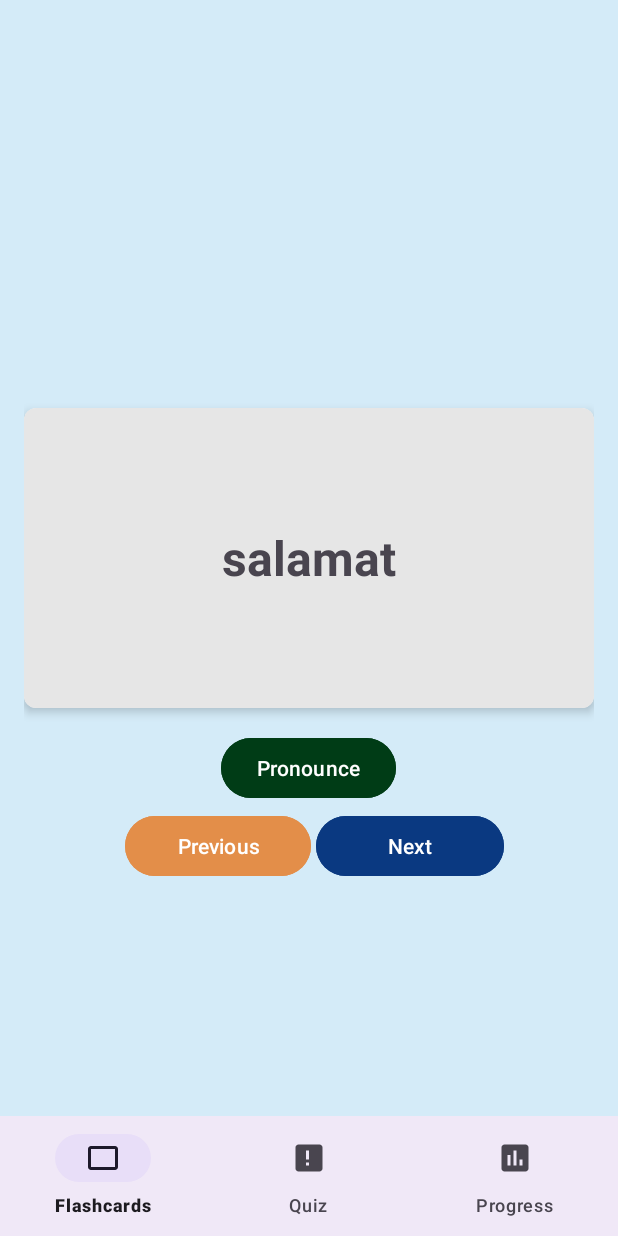
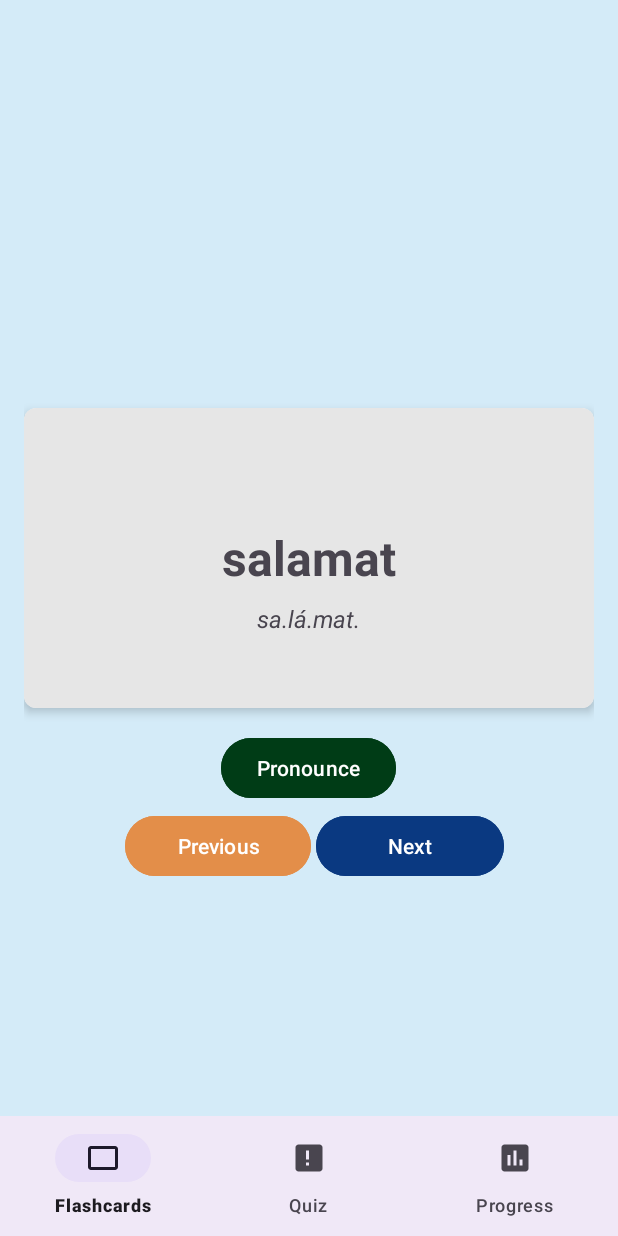
Before and after one commit to Xhinvier07/tuon, an Android app: the screen it shows after launch (MainActivity), on a phone screen of 412 x 824 dp. Run offline under Robolectric (Android 15) with nearby library versions, the phone set to English and light mode, and no system bars.

Commit message:
edit flashcard table and flashcard fragments

```diff
--- a/app/src/main/java/com/agile/tuon/DatabaseHelper.java
+++ b/app/src/main/java/com/agile/tuon/DatabaseHelper.java
@@ -22,6 +22,7 @@ public class DatabaseHelper extends SQLiteOpenHelper {
     public static final String COLUMN_ID = "id";
     public static final String COLUMN_BISAYA = "bisaya";
     public static final String COLUMN_ENGLISH = "english";
+    public static final String COLUMN_PRONUNCIATION = "pronunciation";
     public static final String COLUMN_SCORE = "score";
     public static final String COLUMN_DATE = "date";
 
@@ -40,7 +41,8 @@ public class DatabaseHelper extends SQLiteOpenHelper {
         String createFlashcardsTable = "CREATE TABLE " + TABLE_FLASHCARDS + "("
                 + COLUMN_ID + " INTEGER PRIMARY KEY AUTOINCREMENT,"
                 + COLUMN_BISAYA + " TEXT,"
-                + COLUMN_ENGLISH + " TEXT)";
+                + COLUMN_ENGLISH + " TEXT,"
+                + COLUMN_PRONUNCIATION + " TEXT)";
 
         // Create progress table
         String createProgressTable = "CREATE TABLE " + TABLE_PROGRESS + "("
@@ -68,17 +70,48 @@ public class DatabaseHelper extends SQLiteOpenHelper {
 
     private void insertInitialData(SQLiteDatabase db) {
         String[][] initialWords = {
-                {"salamat", "thank you"},
-                {"maayong buntag", "good morning"},
-                {"maayong gabii", "good evening"},
-                {"unsa", "what"},
-                {"asa", "where"}
+            //Common bisaya words
+                {"salamat", "thank you", "sa.lá.mat."},
+                {"maayong buntag", "good morning", "ma.á.yung bun.tag."},
+                {"maayong hapon", "good afternoon", "ma.á.yung há.pun."},
+                {"maayong gabii", "good evening", "ma.á.yung ga.bí.i."},
+                {"unsa", "what", "un.sa."},
+                {"asa", "where", "á.sa."},
+                {"oo", "yes", "ú.u."},
+                {"dili", "no", "dí.lî."},
+                {"palihog", "please", "pa.lí.hug."},
+                {"kumusta", "how are you", "ku.mus.ta."},
+
+            //Food-related bisaya words
+                {"kaon ta", "let's eat", "ká.un tâ."},
+                {"lami", "delicious", "la.mî."},
+                {"pagkaon", "food", "pag.ká.un."},
+                {"pamahaw", "breakfast", "pa.má.haw."},
+                {"paniudto", "lunch", "pa.ni.ud.tu."},
+                {"tam-is", "sweet", "tam.is."},
+                {"aslom", "sour", "as.lum."},
+                {"parat", "salty", "pá.rat."},
+                {"kosina", "kitchen", "ku.sí.na."},
+                {"busog", "full", "bú.sug."},
+
+            //Bisaya words commonly used while travelling
+                {"duol", "near", "dú.ul."},
+                {"layo", "far", "la.yû."},
+                {"wala", "left", "wa.la."},
+                {"tuo", "right", "tú.u."},
+                {"diri", "here", "di.ri."},
+                {"dira", "there", "dí.ra."},
+                {"deretso", "straight ahead", "di.rit.su."},
+                {"dagat", "sea", "dá.gat."},
+                {"bayan", "town proper", "bá.yan."},
+                {"tabo", "market", "tá.bû."},
         };
 
         for (String[] word : initialWords) {
             ContentValues values = new ContentValues();
             values.put(COLUMN_BISAYA, word[0]);
             values.put(COLUMN_ENGLISH, word[1]);
+            values.put(COLUMN_PRONUNCIATION, word[2]);
             db.insert(TABLE_FLASHCARDS, null, values);
         }
     }
@@ -153,14 +186,15 @@ public class DatabaseHelper extends SQLiteOpenHelper {
 
     public String[] getWordOfTheDay() {
         SQLiteDatabase db = this.getReadableDatabase();
-        String[] wordOfTheDay = new String[2];
+        String[] wordOfTheDay = new String[3];
 
-        Cursor cursor = db.query(TABLE_FLASHCARDS, new String[]{COLUMN_BISAYA, COLUMN_ENGLISH},
+        Cursor cursor = db.query(TABLE_FLASHCARDS, new String[]{COLUMN_BISAYA, COLUMN_ENGLISH, COLUMN_PRONUNCIATION},
                 null, null, null, null, "RANDOM()", "1");
 
         if (cursor != null && cursor.moveToFirst()) {
             wordOfTheDay[0] = cursor.getString(cursor.getColumnIndex(COLUMN_BISAYA));
             wordOfTheDay[1] = cursor.getString(cursor.getColumnIndex(COLUMN_ENGLISH));
+            wordOfTheDay[2] = cursor.getString(cursor.getColumnIndex(COLUMN_PRONUNCIATION));
             cursor.close();
         }
 
@@ -171,14 +205,15 @@ public class DatabaseHelper extends SQLiteOpenHelper {
         List<String[]> flashcards = new ArrayList<>();
         SQLiteDatabase db = this.getReadableDatabase();
 
-        Cursor cursor = db.query(TABLE_FLASHCARDS, new String[]{COLUMN_BISAYA, COLUMN_ENGLISH},
+        Cursor cursor = db.query(TABLE_FLASHCARDS, new String[]{COLUMN_BISAYA, COLUMN_ENGLISH, COLUMN_PRONUNCIATION},
                 null, null, null, null, null);
 
         if (cursor != null) {
             while (cursor.moveToNext()) {
-                String[] wordPair = new String[2];
+                String[] wordPair = new String[3];
                 wordPair[0] = cursor.getString(cursor.getColumnIndex(COLUMN_BISAYA));
                 wordPair[1] = cursor.getString(cursor.getColumnIndex(COLUMN_ENGLISH));
+                wordPair[2] = cursor.getString(cursor.getColumnIndex(COLUMN_PRONUNCIATION));
                 flashcards.add(wordPair);
             }
             cursor.close();
--- a/app/src/main/java/com/agile/tuon/FlashcardsFragment.java
+++ b/app/src/main/java/com/agile/tuon/FlashcardsFragment.java
@@ -18,6 +18,7 @@ import java.util.List;
 public class FlashcardsFragment extends Fragment {
     private TextView wordTextView;
     private TextView translationTextView;
+    private TextView pronunciationTextView;
     private CardView flashcard;
     private List<String[]> wordList; // Store word pairs
     private int currentIndex = 0; // Current word index
@@ -33,6 +34,7 @@ public class FlashcardsFragment extends Fragment {
         dbHelper = new DatabaseHelper(getContext());
         wordTextView = view.findViewById(R.id.word_text_view);
         translationTextView = view.findViewById(R.id.translation_text_view);
+        pronunciationTextView = view.findViewById(R.id.pronunciation_text_view);
         flashcard = view.findViewById(R.id.flashcard);
         Button pronounceButton = view.findViewById(R.id.pronounce_button);
         Button nextButton = view.findViewById(R.id.next_button);
@@ -62,9 +64,11 @@ public class FlashcardsFragment extends Fragment {
             public void onAnimationEnd(Animation animation) {
                 if (isShowingTranslation) {
                     wordTextView.setVisibility(View.VISIBLE);
+                    pronunciationTextView.setVisibility(View.VISIBLE);
                     translationTextView.setVisibility(View.GONE);
                 } else {
                     wordTextView.setVisibility(View.GONE);
+                    pronunciationTextView.setVisibility(View.GONE);
                     translationTextView.setVisibility(View.VISIBLE);
                 }
                 isShowingTranslation = !isShowingTranslation;
@@ -98,11 +102,14 @@ public class FlashcardsFragment extends Fragment {
         String[] wordPair = wordList.get(currentIndex);
         String word = wordPair[0]; // The Bisaya word
         String translation = wordPair[1]; // The English translation
+        String pronunciation = wordPair[2]; //The Pronunciation of the word
 
         wordTextView.setText(word);
         translationTextView.setText(translation);
+        pronunciationTextView.setText(pronunciation);
         translationTextView.setVisibility(View.GONE); // Hide translation initially
         wordTextView.setVisibility(View.VISIBLE); // Show Bisaya word
+        pronunciationTextView.setVisibility(View.VISIBLE);
         isShowingTranslation = false; // Reset flip state
     }
 
--- a/app/src/main/res/layout/fragment_flashcards.xml
+++ b/app/src/main/res/layout/fragment_flashcards.xml
@@ -29,10 +29,20 @@
                 android:textStyle="bold" />
 
             <TextView
+                android:id="@+id/pronunciation_text_view"
+                android:layout_width="wrap_content"
+                android:layout_height="wrap_content"
+                android:layout_below="@id/word_text_view"
+                android:layout_centerInParent="true"
+                android:layout_marginTop="8dp"
+                android:textSize="16sp"
+                android:textStyle="italic" />
+
+            <TextView
                 android:id="@+id/translation_text_view"
                 android:layout_width="wrap_content"
                 android:layout_height="wrap_content"
-                android:layout_below="@id/word_text_view"
+                android:layout_below="@id/pronunciation_text_view"
                 android:layout_centerInParent="true"
                 android:layout_marginTop="16dp"
                 android:textSize="32sp"
```
